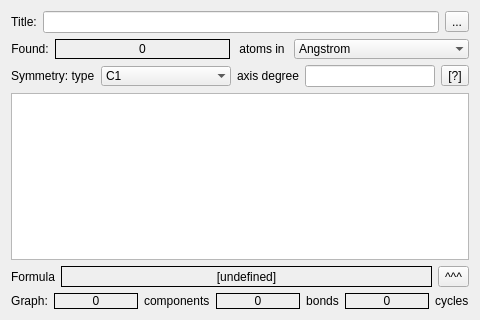
This is EditMolecule.ui in Nekronomykon/ScDrv as Qt 5 draws it before an edit. The edited form follows.
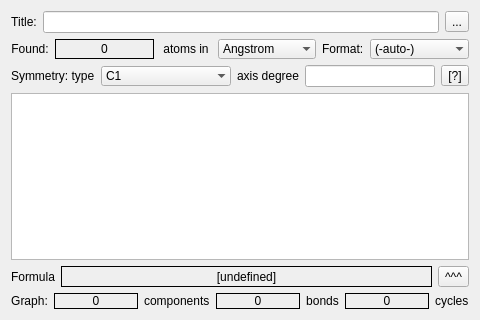
This is the edited form. Custom widgets are drawn as their Qt base class.

The edit to the form file:
```diff
--- a/EditMolecule.ui
+++ b/EditMolecule.ui
@@ -43,7 +43,7 @@
     </layout>
    </item>
    <item>
-    <layout class="QHBoxLayout" name="layoutAtoms_" stretch="0,1,0,1">
+    <layout class="QHBoxLayout" name="layoutAtoms_" stretch="0,1,0,1,0,1">
      <item>
       <widget class="QLabel" name="labelFound_">
        <property name="text">
@@ -109,6 +109,47 @@
        </item>
       </widget>
      </item>
+     <item>
+      <widget class="QLabel" name="labelFormat_">
+       <property name="text">
+        <string>Format:</string>
+       </property>
+      </widget>
+     </item>
+     <item>
+      <widget class="QComboBox" name="chooseFormat_">
+       <property name="currentIndex">
+        <number>0</number>
+       </property>
+       <property name="maxVisibleItems">
+        <number>5</number>
+       </property>
+       <property name="insertPolicy">
+        <enum>QComboBox::NoInsert</enum>
+       </property>
+       <property name="sizeAdjustPolicy">
+        <enum>QComboBox::AdjustToContents</enum>
+       </property>
+       <property name="frame">
+        <bool>false</bool>
+       </property>
+       <item>
+        <property name="text">
+         <string>(-auto-)</string>
+        </property>
+       </item>
+       <item>
+        <property name="text">
+         <string>Cartesian</string>
+        </property>
+       </item>
+       <item>
+        <property name="text">
+         <string>Z-matrix</string>
+        </property>
+       </item>
+      </widget>
+     </item>
     </layout>
    </item>
    <item>
```
Left out of the diff: 4 changed lines with no effect on the pictures.
